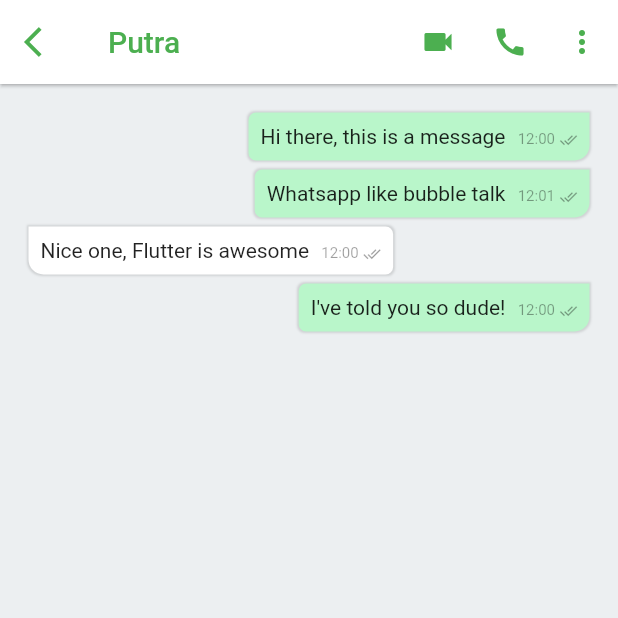
After one commit to liuxugt/teamup_flutter_application, a Flutter app: the BubbleScreen screen opened directly, on a phone screen of 412 x 824 dp, the top half of it. The commit adds this screen. Run offline on Flutter 3.47's test engine with Material 2 defaults, Android fonts, the phone set to English and light mode, and no system bars; our stand-ins replace cloud_firestore, firebase_auth; accounts and stored records are empty.

Commit message:
add list of conversation as the third tag in courses

```diff
--- a/lib/models/user_model.dart
+++ b/lib/models/user_model.dart
@@ -199,6 +199,12 @@ class UserModel extends Model {
     return _currentCourse.availableTeamsStream;
   }
 
+  Stream<QuerySnapshot> getConvsersations(){
+    if(_currentCourse == null || _currentUser == null) return null;
+    return _currentCourse.conversationRef.where('related', arrayContains: _currentUser.id).snapshots();
+  }
+
+
 
   /*
   //Corresponding functions in notification system.
--- a/lib/objects/course.dart
+++ b/lib/objects/course.dart
@@ -27,4 +27,5 @@ class Course {
   //TODO: potentially do the conversion here from QuerySnapshot to Team here and create a stream<Team> that is fed to the pages for better abstraction
   Stream<QuerySnapshot> get availableTeamsStream => _teamsRef.where("available_spots", isGreaterThan: 0).snapshots();
   Stream<QuerySnapshot> get unavailableTeamsStream => _teamsRef.where("available_spots", isEqualTo: 0).snapshots();
+  Stream<QuerySnapshot> get conversationStream => _conversationRef.snapshots();
 }
--- a/lib/objects/invitation.dart
+++ /dev/null
@@ -1,23 +0,0 @@
-import 'package:cloud_firestore/cloud_firestore.dart';
-
-class invitation{
-  String _fromId;
-  String _toId;
-  String _status;
-
-  invitation.fromSnapshot(DocumentSnapshot invitation){
-    Map<String, dynamic> data = invitation.data;
-    _fromId = data["from"];
-    _toId  = data["to"];
-    _status = data["status"];
-  }
-  invitation.fromSnapshotData(Map<String, dynamic> data){
-    _fromId = data["from"];
-    _toId = data["to"];
-    _status = data["status"];
-  }
-
-  String get fromId => _fromId;
-  String get toId => _toId;
-  String get status => _status;
-}
--- /dev/null
+++ b/lib/objects/message.dart
@@ -0,0 +1 @@
+class
--- /dev/null
+++ b/lib/pages/conversation_page.dart
@@ -0,0 +1,153 @@
+import 'package:flutter/material.dart';
+
+class Bubble extends StatelessWidget {
+  Bubble({this.message, this.time, this.delivered, this.isMe});
+
+  final String message, time;
+  final delivered, isMe;
+
+  @override
+  Widget build(BuildContext context) {
+    final bg = isMe ? Colors.white : Colors.greenAccent.shade100;
+    final align = isMe ? CrossAxisAlignment.start : CrossAxisAlignment.end;
+    final icon = delivered ? Icons.done_all : Icons.done;
+    final radius = isMe
+        ? BorderRadius.only(
+      topRight: Radius.circular(5.0),
+      bottomLeft: Radius.circular(10.0),
+      bottomRight: Radius.circular(5.0),
+    )
+        : BorderRadius.only(
+      topLeft: Radius.circular(5.0),
+      bottomLeft: Radius.circular(5.0),
+      bottomRight: Radius.circular(10.0),
+    );
+
+
+    return Column(
+      crossAxisAlignment: align,
+      children: <Widget>[
+        Container(
+          margin: const EdgeInsets.all(3.0),
+          padding: const EdgeInsets.all(8.0),
+          decoration: BoxDecoration(
+            boxShadow: [
+              BoxShadow(
+                  blurRadius: .5,
+                  spreadRadius: 1.0,
+                  color: Colors.black.withOpacity(.12))
+            ],
+            color: bg,
+            borderRadius: radius,
+          ),
+          child: Stack(
+            children: <Widget>[
+              Padding(
+                padding: EdgeInsets.only(right: 48.0),
+                child: Text(message),
+              ),
+              Positioned(
+                bottom: 0.0,
+                right: 0.0,
+                child: Row(
+                  children: <Widget>[
+                    Text(time,
+                        style: TextStyle(
+                          color: Colors.black38,
+                          fontSize: 10.0,
+                        )),
+                    SizedBox(width: 3.0),
+                    Icon(
+                      icon,
+                      size: 12.0,
+                      color: Colors.black38,
+                    )
+                  ],
+                ),
+              )
+            ],
+          ),
+        )
+      ],
+    );
+  }
+}
+
+class BubbleScreen extends StatelessWidget {
+  @override
+  Widget build(BuildContext context) {
+    return Scaffold(
+      backgroundColor: Colors.blueGrey.shade50,
+      appBar: AppBar(
+        backgroundColor: Colors.white,
+        elevation: .9,
+        title: Text(
+          'Putra',
+          style: TextStyle(color: Colors.green),
+        ),
+        leading: IconButton(
+          icon: Icon(
+            Icons.arrow_back_ios,
+            color: Colors.green,
+          ),
+          onPressed: () {},
+        ),
+        actions: <Widget>[
+          IconButton(
+            icon: Icon(
+              Icons.videocam,
+              color: Colors.green,
+            ),
+            onPressed: () {},
+          ),
+          IconButton(
+            icon: Icon(
+              Icons.call,
+              color: Colors.green,
+            ),
+            onPressed: () {},
+          ),
+          IconButton(
+            icon: Icon(
+              Icons.more_vert,
+              color: Colors.green,
+            ),
+            onPressed: () {},
+          )
+        ],
+      ),
+      body: Padding(
+        padding: EdgeInsets.all(16.0),
+        child: Column(
+          crossAxisAlignment: CrossAxisAlignment.stretch,
+          children: <Widget>[
+            Bubble(
+              message: 'Hi there, this is a message',
+              time: '12:00',
+              delivered: true,
+              isMe: false,
+            ),
+            Bubble(
+              message: 'Whatsapp like bubble talk',
+              time: '12:01',
+              delivered: true,
+              isMe: false,
+            ),
+            Bubble(
+              message: 'Nice one, Flutter is awesome',
+              time: '12:00',
+              delivered: true,
+              isMe: true,
+            ),
+            Bubble(
+              message: 'I\'ve told you so dude!',
+              time: '12:00',
+              delivered: true,
+              isMe: false,
+            ),
+          ],
+        ),
+      ),
+    );
+  }
+}
```
Also changed, not shown: lib/objects/conversation.dart (added, +35 -0 lines), lib/pages/home_page.dart (+4 -7 lines), lib/widgets/conversation_list.dart (added, +49 -0 lines).
